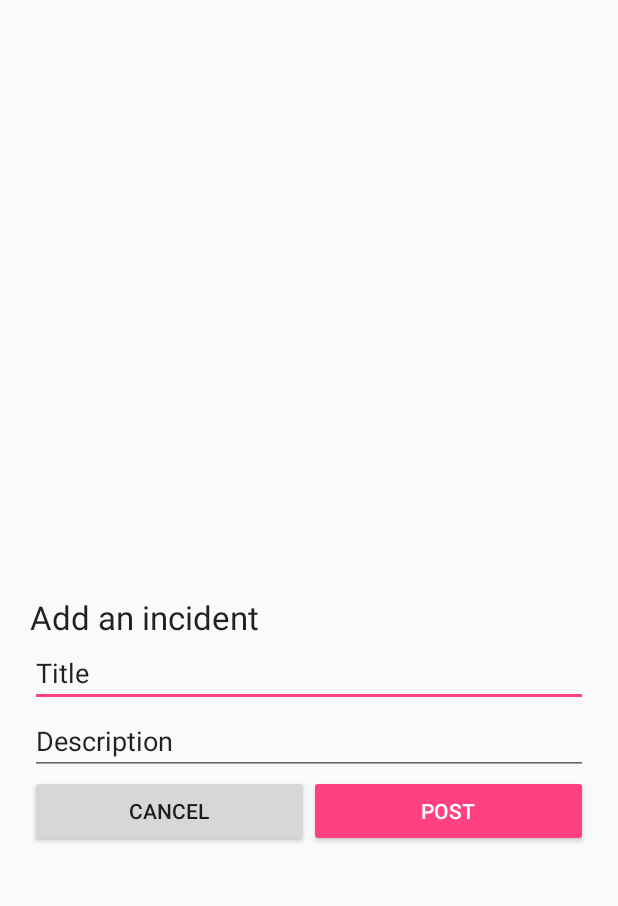
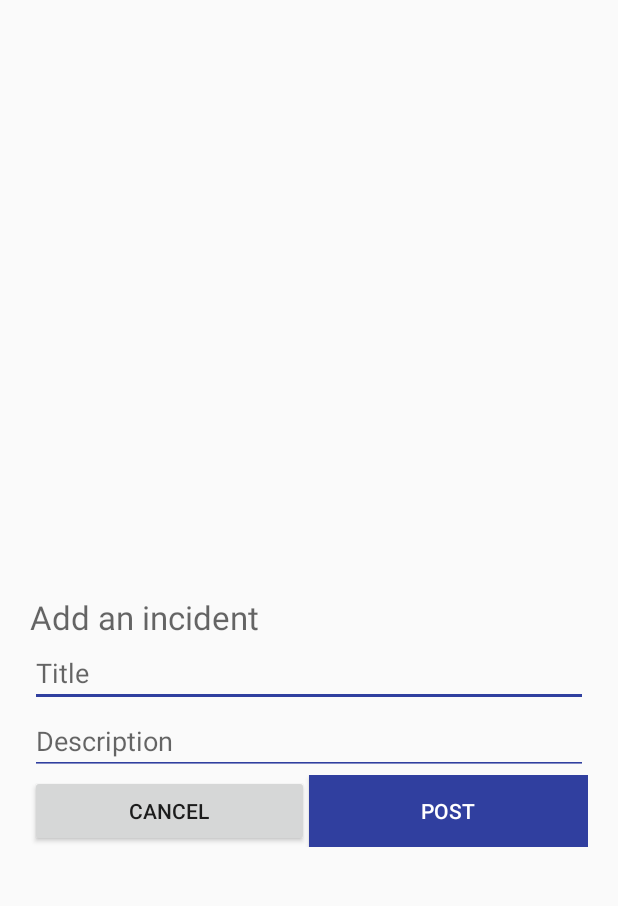
Before and after one commit to wyu19/MAP, an Android app: the ReportActivity screen opened directly, with no data from a screen before it, on a phone screen of 412 x 824 dp, the part 53-959 px from its top. Run offline under Robolectric (Android 15) with nearby library versions, the phone set to English and light mode, and no system bars.

Commit message:
polished version

```diff
--- a/app/src/main/res/layout/activity_report.xml
+++ b/app/src/main/res/layout/activity_report.xml
@@ -33,8 +33,9 @@
                 android:id="@+id/textView"
                 android:layout_width="match_parent"
                 android:layout_height="wrap_content"
-                android:text="Add an incident"
-                android:textAppearance="@style/TextAppearance.AppCompat.Large" />
+                android:hint="Add an incident"
+                android:textAppearance="@style/TextAppearance.AppCompat.Large"
+                android:visibility="visible" />
 
             <EditText
                 android:id="@+id/editText"
@@ -42,7 +43,8 @@
                 android:layout_height="wrap_content"
                 android:ems="10"
                 android:inputType="textPersonName"
-                android:text="Title" />
+                android:hint="Title"
+                android:backgroundTint="@color/colorPrimaryDark"/>
 
             <EditText
                 android:id="@+id/editText2"
@@ -50,8 +52,9 @@
                 android:layout_height="wrap_content"
                 android:ems="10"
                 android:inputType="textMultiLine"
-                android:text="Description"
-                android:layout_weight="3" />
+                android:hint="Description"
+                android:layout_weight="3"
+                android:backgroundTint="@color/colorPrimaryDark"/>
 
             <LinearLayout
                 android:layout_width="match_parent"
@@ -73,6 +76,7 @@
                     android:layout_width="0dp"
                     android:layout_height="wrap_content"
                     android:layout_weight="1"
+                    android:background="@color/colorPrimaryDark"
                     android:text="Post" />
             </LinearLayout>
 
```
Also changed, not shown: app/src/main/res/layout/activity_new_list.xml (+8 -3 lines).
